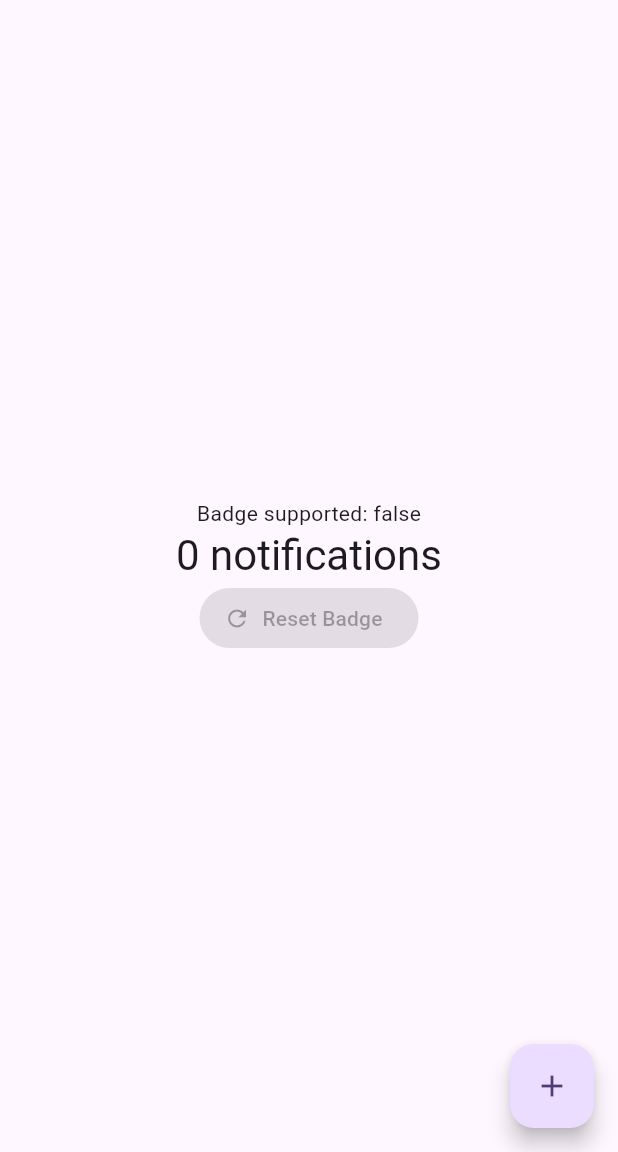
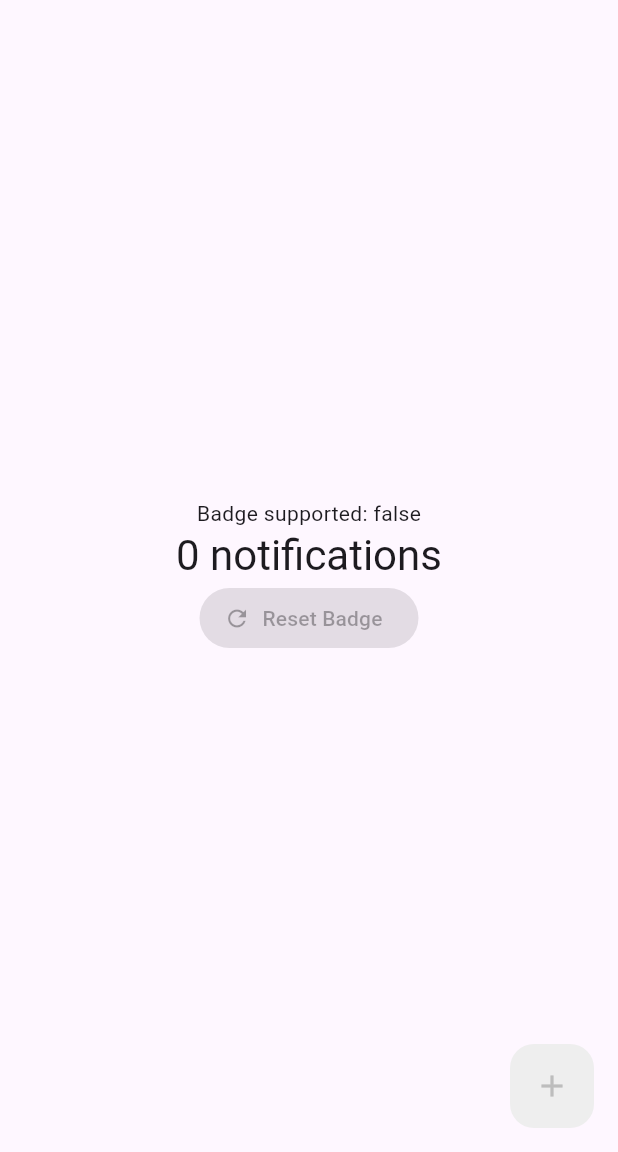
Before and after one commit to TesteurManiak/flutter_super_badge, a Flutter app: the screen it shows after launch, on a phone screen of 412 x 824 dp, the part 84-1236 px from its top. Run offline on Flutter 3.47's test engine with Material 2 defaults, Android fonts, the phone set to English and light mode, and no system bars; our stand-ins replace permission_handler, plugin_platform_interface.

Commit message:
chore: updated example project

```diff
--- a/example/lib/main.dart
+++ b/example/lib/main.dart
@@ -1,3 +1,5 @@
+import 'dart:io';
+
 import 'package:flutter/material.dart';
 import 'package:flutter_super_badge/flutter_super_badge.dart';
 import 'package:permission_handler/permission_handler.dart';
@@ -47,9 +49,11 @@ class _MyHomePageState extends State<MyHomePage> {
     WidgetsBinding.instance.addPostFrameCallback((_) async {
       loadingNotifier.value = true;
 
-      await Permission.notification.isDenied.then((value) async {
-        if (value) await Permission.notification.request();
-      });
+      if (Platform.isIOS || Platform.isMacOS) {
+        await Permission.notification.isDenied.then((value) async {
+          if (value) await Permission.notification.request();
+        });
+      }
 
       badgeSupportedNotifier.value =
           await flutterSuperBadge.isAppBadgeSupported();
@@ -111,6 +115,9 @@ class _MyHomePageState extends State<MyHomePage> {
         valueListenable: enabledNotifier,
         builder: (context, isEnabled, _) {
           return FloatingActionButton(
+            disabledElevation: 0,
+            backgroundColor: isEnabled ? null : Colors.grey[200],
+            foregroundColor: isEnabled ? null : Colors.grey[400],
             onPressed: isEnabled ? incrementCounter : null,
             tooltip: 'Increment Notifications Count',
             child: const Icon(Icons.add),
```
